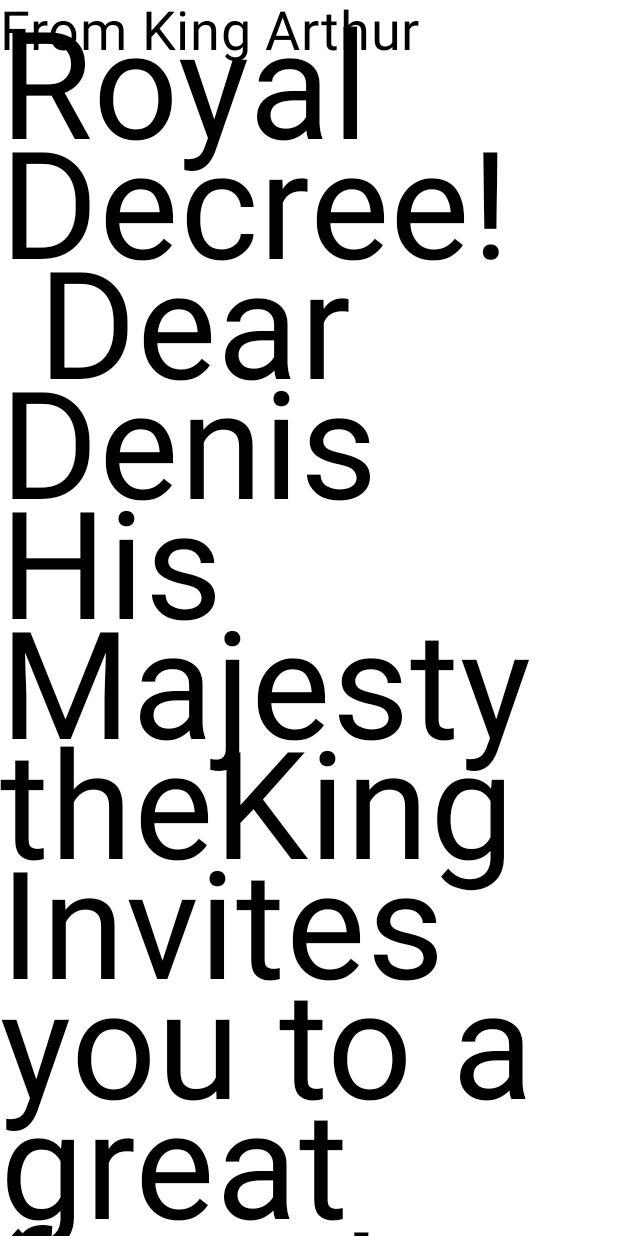
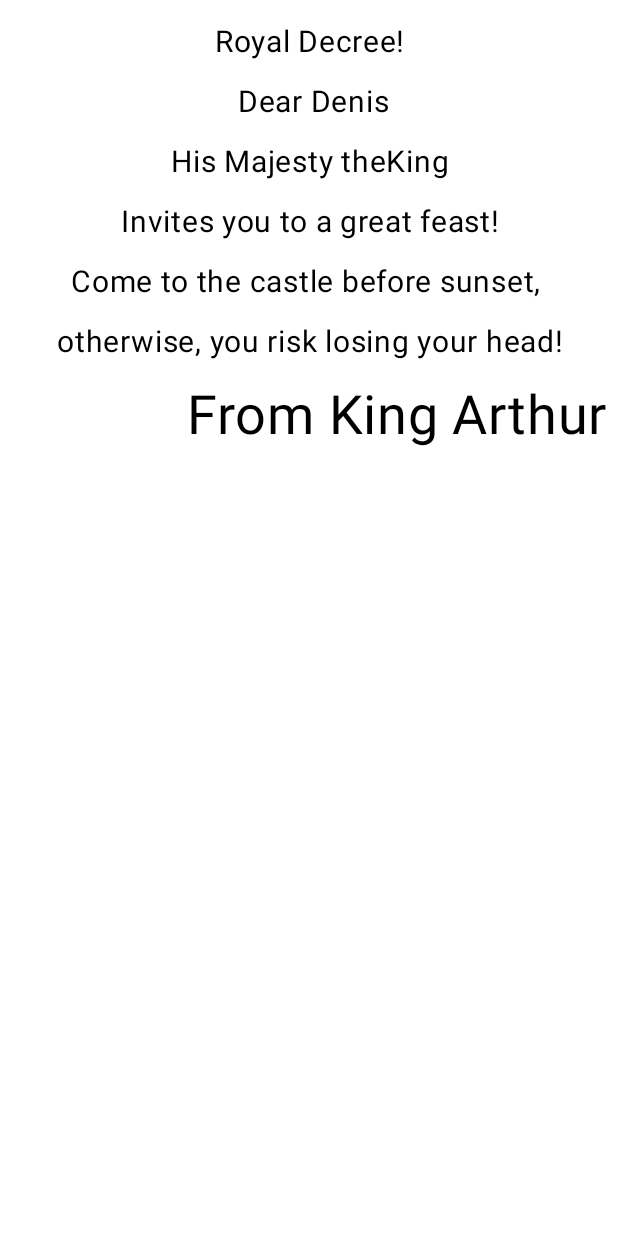
Before and after one commit to Zlabs232/PixLetter_ZorinRoman_AndroidStudio_Lab2, an Android app built with Jetpack Compose: the @Preview function RoyalInvitationPreview, on a phone screen of 412 x 824 dp. Run offline under Robolectric (Android 15) with nearby library versions, the phone set to English and light mode, and no system bars.

Commit message:
Финальная функция  GreetingText

```diff
--- a/app/src/main/java/com/zoirn/pixletter/MainActivity.kt
+++ b/app/src/main/java/com/zoirn/pixletter/MainActivity.kt
@@ -4,12 +4,18 @@ import android.os.Bundle
 import androidx.activity.ComponentActivity
 import androidx.activity.compose.setContent
 import androidx.activity.enableEdgeToEdge
+import androidx.compose.foundation.layout.Arrangement
+import androidx.compose.foundation.layout.Column
 import androidx.compose.foundation.layout.fillMaxSize
+import androidx.compose.foundation.layout.fillMaxWidth
+import androidx.compose.foundation.layout.padding
 import androidx.compose.material3.Scaffold
 import androidx.compose.material3.Text
 import androidx.compose.runtime.Composable
 import androidx.compose.ui.Modifier
+import androidx.compose.ui.text.style.TextAlign
 import androidx.compose.ui.tooling.preview.Preview
+import androidx.compose.ui.unit.dp
 import androidx.compose.ui.unit.sp
 import com.zoirn.pixletter.ui.theme.PixLetterTheme
 
@@ -39,13 +45,22 @@ fun RoyalInvitationPreview() {
 
 @Composable
 fun GreetingText(message: String, from: String, modifier: Modifier = Modifier) {
+    Column(
+        modifier = modifier.padding(8.dp),
+        verticalArrangement = Arrangement.Center
+    ) {
         Text(
             text = message,
-        fontSize = 100.sp,
-        lineHeight = 80.sp
+            fontSize = 20.sp,
+            lineHeight = 40.sp,
+            textAlign = TextAlign.Center,
+            modifier = Modifier.fillMaxWidth()
         )
         Text(
             text = from,
-        fontSize = 36.sp
+            fontSize = 36.sp,
+            textAlign = TextAlign.End,
+            modifier = Modifier.fillMaxWidth().padding(top = 8.dp)
         )
     }
+}
```
Lines whose indentation alone changed are shown as unchanged.
